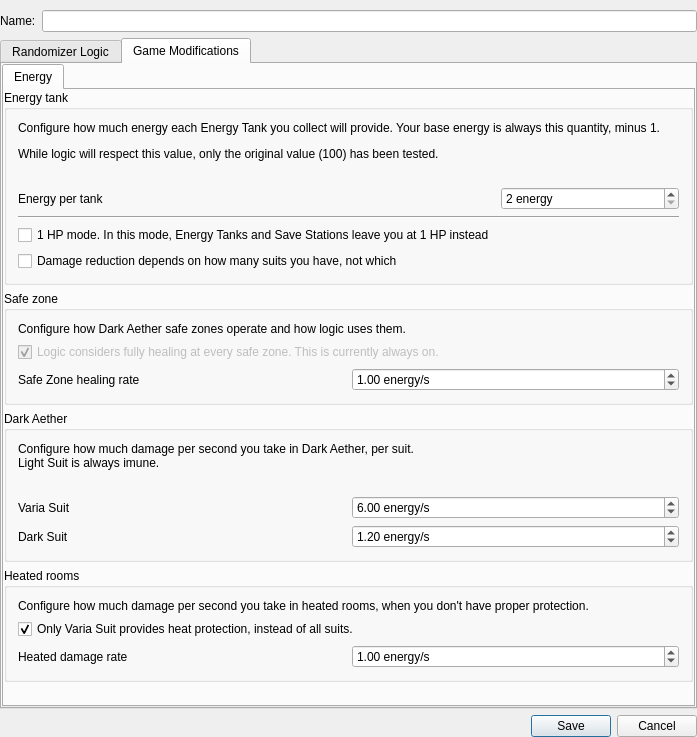
Above: randovania/gui/ui_files/logic_settings_window.ui from randovania/randovania before the change. Below: the same form after it.
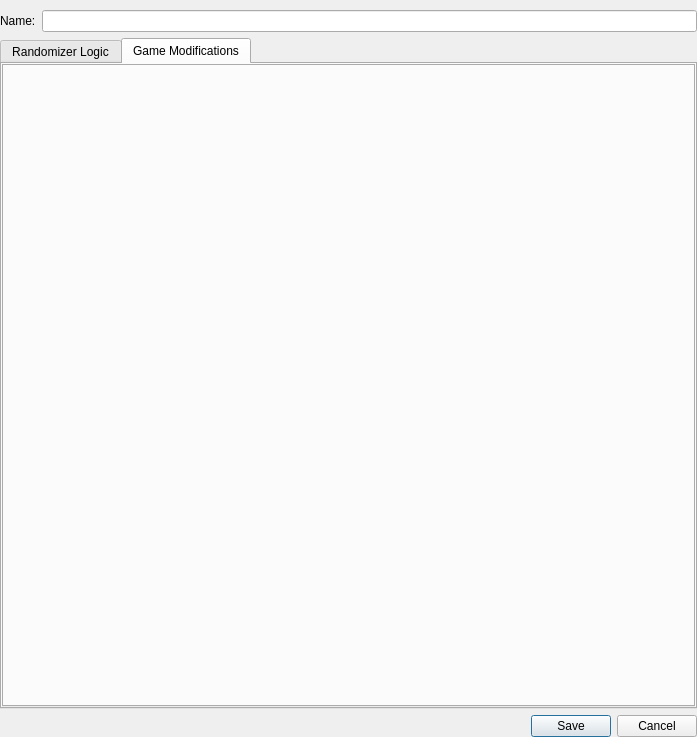
That is the form after the change. The open tabs and pages were chosen to show the change.

Commit message: Split PatcherEnergyTab into it's own file

Diff of the .ui file:
```diff
--- a/randovania/gui/ui_files/logic_settings_window.ui
+++ b/randovania/gui/ui_files/logic_settings_window.ui
@@ -209,308 +209,6 @@
          <property name="currentIndex">
           <number>0</number>
          </property>
-         <widget class="QWidget" name="energy_tab">
-          <attribute name="title">
-           <string>Energy</string>
-          </attribute>
-          <layout class="QVBoxLayout" name="energy_layout">
-           <property name="leftMargin">
-            <number>0</number>
-           </property>
-           <property name="topMargin">
-            <number>0</number>
-           </property>
-           <property name="rightMargin">
-            <number>0</number>
-           </property>
-           <property name="bottomMargin">
-            <number>0</number>
-           </property>
-           <item>
-            <widget class="QGroupBox" name="energy_tank_box">
-             <property name="title">
-              <string>Energy tank</string>
-             </property>
-             <layout class="QGridLayout" name="gridLayout_2">
-              <item row="4" column="0" colspan="2">
-               <widget class="QCheckBox" name="dangerous_tank_check">
-                <property name="text">
-                 <string>1 HP mode. In this mode, Energy Tanks and Save Stations leave you at 1 HP instead</string>
-                </property>
-               </widget>
-              </item>
-              <item row="2" column="2">
-               <widget class="QSpinBox" name="energy_tank_capacity_spin_box">
-                <property name="suffix">
-                 <string> energy</string>
-                </property>
-                <property name="minimum">
-                 <number>2</number>
-                </property>
-                <property name="maximum">
-                 <number>1000</number>
-                </property>
-               </widget>
-              </item>
-              <item row="3" column="0" colspan="3">
-               <widget class="Line" name="line">
-                <property name="orientation">
-                 <enum>Qt::Horizontal</enum>
-                </property>
-               </widget>
-              </item>
-              <item row="0" column="0" colspan="3">
-               <widget class="QLabel" name="energy_tank_capacity_description">
-                <property name="text">
-                 <string>&lt;html&gt;&lt;head/&gt;&lt;body&gt;&lt;p&gt;Configure how much energy each Energy Tank you collect will provide. Your base energy is always this quantity, minus 1.&lt;/p&gt;&lt;p&gt;While logic will respect this value, only the original value (100) has been tested.&lt;/p&gt;&lt;/body&gt;&lt;/html&gt;</string>
-                </property>
-                <property name="wordWrap">
-                 <bool>true</bool>
-                </property>
-               </widget>
-              </item>
-              <item row="2" column="0">
-               <widget class="QLabel" name="energy_tank_capacity_label">
-                <property name="text">
-                 <string>Energy per tank</string>
-                </property>
-               </widget>
-              </item>
-              <item row="1" column="1">
-               <spacer name="energy_tank_capacity_spacer">
-                <property name="orientation">
-                 <enum>Qt::Vertical</enum>
-                </property>
-                <property name="sizeType">
-                 <enum>QSizePolicy::Fixed</enum>
-                </property>
-                <property name="sizeHint" stdset="0">
-                 <size>
-                  <width>20</width>
-                  <height>20</height>
-                 </size>
-                </property>
-               </spacer>
-              </item>
-              <item row="5" column="0" colspan="2">
-               <widget class="QCheckBox" name="progressive_damage_reduction_check">
-                <property name="text">
-                 <string>Damage reduction depends on how many suits you have, not which</string>
-                </property>
-               </widget>
-              </item>
-             </layout>
-            </widget>
-           </item>
-           <item>
-            <widget class="QGroupBox" name="safe_zone_box">
-             <property name="title">
-              <string>Safe zone</string>
-             </property>
-             <layout class="QGridLayout" name="gridLayout">
-              <item row="2" column="1">
-               <widget class="QDoubleSpinBox" name="safe_zone_regen_spin">
-                <property name="suffix">
-                 <string> energy/s</string>
-                </property>
-                <property name="maximum">
-                 <double>100.000000000000000</double>
-                </property>
-                <property name="singleStep">
-                 <double>0.100000000000000</double>
-                </property>
-                <property name="value">
-                 <double>1.000000000000000</double>
-                </property>
-               </widget>
-              </item>
-              <item row="2" column="0">
-               <widget class="QLabel" name="safe_zone_regen_label">
-                <property name="text">
-                 <string>Safe Zone healing rate</string>
-                </property>
-               </widget>
-              </item>
-              <item row="1" column="0" colspan="2">
-               <widget class="QCheckBox" name="safe_zone_logic_heal_check">
-                <property name="enabled">
-                 <bool>false</bool>
-                </property>
-                <property name="text">
-                 <string>Logic considers fully healing at every safe zone. This is currently always on.</string>
-                </property>
-                <property name="checked">
-                 <bool>true</bool>
-                </property>
-               </widget>
-              </item>
-              <item row="0" column="0" colspan="2">
-               <widget class="QLabel" name="safe_zone_description">
-                <property name="text">
-                 <string>&lt;html&gt;&lt;head/&gt;&lt;body&gt;&lt;p&gt;Configure how Dark Aether safe zones operate and how logic uses them.&lt;/p&gt;&lt;/body&gt;&lt;/html&gt;</string>
-                </property>
-               </widget>
-              </item>
-             </layout>
-            </widget>
-           </item>
-           <item>
-            <widget class="QGroupBox" name="dark_aether_box">
-             <property name="sizePolicy">
-              <sizepolicy hsizetype="Preferred" vsizetype="Fixed">
-               <horstretch>0</horstretch>
-               <verstretch>0</verstretch>
-              </sizepolicy>
-             </property>
-             <property name="title">
-              <string>Dark Aether</string>
-             </property>
-             <layout class="QGridLayout" name="dark_aether_layout_2">
-              <item row="2" column="1">
-               <widget class="QDoubleSpinBox" name="varia_suit_spin_box">
-                <property name="suffix">
-                 <string> energy/s</string>
-                </property>
-                <property name="maximum">
-                 <double>60.000000000000000</double>
-                </property>
-                <property name="stepType">
-                 <enum>QAbstractSpinBox::AdaptiveDecimalStepType</enum>
-                </property>
-                <property name="value">
-                 <double>6.000000000000000</double>
-                </property>
-               </widget>
-              </item>
-              <item row="2" column="0">
-               <widget class="QLabel" name="varia_suit_label">
-                <property name="text">
-                 <string>Varia Suit</string>
-                </property>
-               </widget>
-              </item>
-              <item row="3" column="0">
-               <widget class="QLabel" name="dark_suit_label">
-                <property name="text">
-                 <string>Dark Suit</string>
-                </property>
-               </widget>
-              </item>
-              <item row="3" column="1">
-               <widget class="QDoubleSpinBox" name="dark_suit_spin_box">
-                <property name="suffix">
-                 <string> energy/s</string>
-                </property>
-                <property name="maximum">
-                 <double>60.000000000000000</double>
-                </property>
-                <property name="stepType">
-                 <enum>QAbstractSpinBox::AdaptiveDecimalStepType</enum>
-                </property>
-                <property name="value">
-                 <double>1.200000000000000</double>
-                </property>
-               </widget>
-              </item>
-              <item row="0" column="0" colspan="2">
-               <widget class="QLabel" name="dark_aether_label">
-                <property name="sizePolicy">
-                 <sizepolicy hsizetype="Preferred" vsizetype="Minimum">
-                  <horstretch>0</horstretch>
-                  <verstretch>0</verstretch>
-                 </sizepolicy>
-                </property>
-                <property name="text">
-                 <string>&lt;html&gt;&lt;head/&gt;&lt;body&gt;&lt;p&gt;Configure how much damage per second you take in Dark Aether, per suit.&lt;br/&gt;Light Suit is always imune.&lt;/p&gt;&lt;/body&gt;&lt;/html&gt;</string>
-                </property>
-                <property name="wordWrap">
-                 <bool>false</bool>
-                </property>
-               </widget>
-              </item>
-              <item row="1" column="0" colspan="2">
-               <spacer name="dark_aether_box_spacer">
-                <property name="orientation">
-                 <enum>Qt::Vertical</enum>
-                </property>
-                <property name="sizeType">
-                 <enum>QSizePolicy::Fixed</enum>
-                </property>
-                <property name="sizeHint" stdset="0">
-                 <size>
-                  <width>20</width>
-                  <height>20</height>
-                 </size>
-                </property>
-               </spacer>
-              </item>
-             </layout>
-            </widget>
-           </item>
-           <item>
-            <widget class="QGroupBox" name="heated_damage_box">
-             <property name="title">
-              <string>Heated rooms</string>
-             </property>
-             <layout class="QGridLayout" name="gridLayout_3">
-              <item row="0" column="0" colspan="2">
-               <widget class="QLabel" name="heated_damage_description">
-                <property name="text">
-                 <string>&lt;html&gt;&lt;head/&gt;&lt;body&gt;&lt;p&gt;Configure how much damage per second you take in heated rooms, when you don't have proper protection.&lt;/p&gt;&lt;/body&gt;&lt;/html&gt;</string>
-                </property>
-               </widget>
-              </item>
-              <item row="1" column="0" colspan="2">
-               <widget class="QCheckBox" name="heated_damage_varia_check">
-                <property name="text">
-                 <string>Only Varia Suit provides heat protection, instead of all suits.</string>
-                </property>
-                <property name="checked">
-                 <bool>true</bool>
-                </property>
-               </widget>
-              </item>
-              <item row="2" column="0">
-               <widget class="QLabel" name="heated_damage_label">
-                <property name="text">
-                 <string>Heated damage rate</string>
-                </property>
-               </widget>
-              </item>
-              <item row="2" column="1">
-               <widget class="QDoubleSpinBox" name="heated_damage_spin">
-                <property name="suffix">
-                 <string> energy/s</string>
-                </property>
-                <property name="maximum">
-                 <double>100.000000000000000</double>
-                </property>
-                <property name="singleStep">
-                 <double>0.100000000000000</double>
-                </property>
-                <property name="value">
-                 <double>1.000000000000000</double>
-                </property>
-               </widget>
-              </item>
-             </layout>
-            </widget>
-           </item>
-           <item>
-            <spacer name="energy_tank_spacer">
-             <property name="orientation">
-              <enum>Qt::Vertical</enum>
-             </property>
-             <property name="sizeHint" stdset="0">
-              <size>
-               <width>20</width>
-               <height>40</height>
-              </size>
-             </property>
-            </spacer>
-           </item>
-          </layout>
-         </widget>
         </widget>
        </item>
       </layout>
```
Left out of the diff: 2 changed lines with no effect on the pictures. The commit also changes 3 other files.
